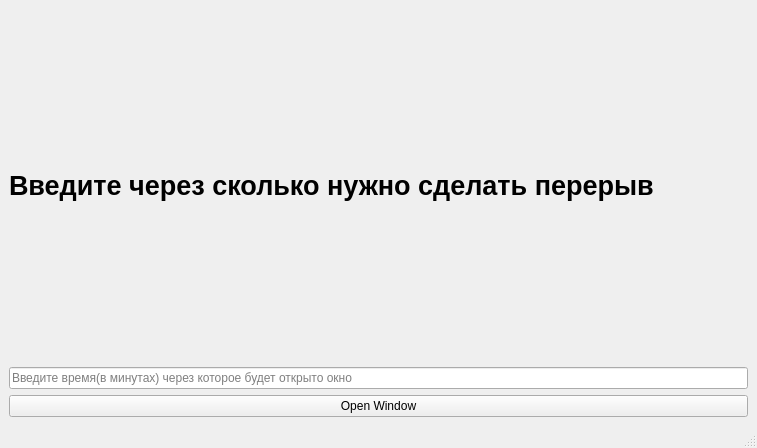
This is mainwindow.ui in F3lixxx/BreakTime as Qt 5 draws it before an edit. The edited form follows.
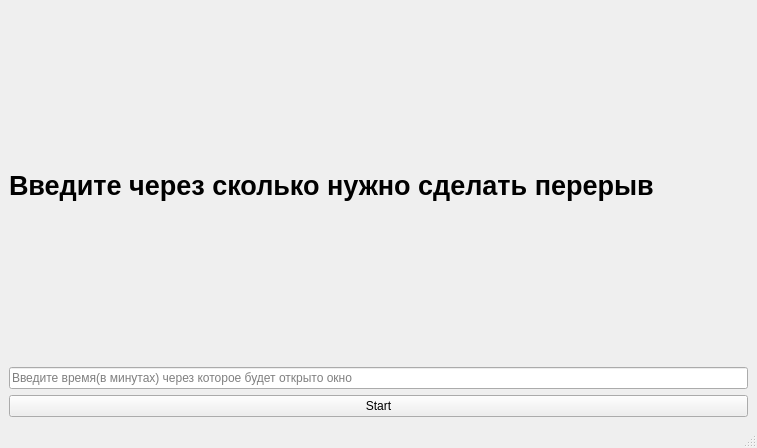
This is the edited form.

```diff
--- a/mainwindow.ui
+++ b/mainwindow.ui
@@ -30,7 +30,7 @@
       <item>
        <widget class="QPushButton" name="pb_open">
         <property name="text">
-         <string>Open Window</string>
+         <string>Start</string>
         </property>
        </widget>
       </item>
```
Left out of the diff: 4 changed lines with no effect on the pictures.
